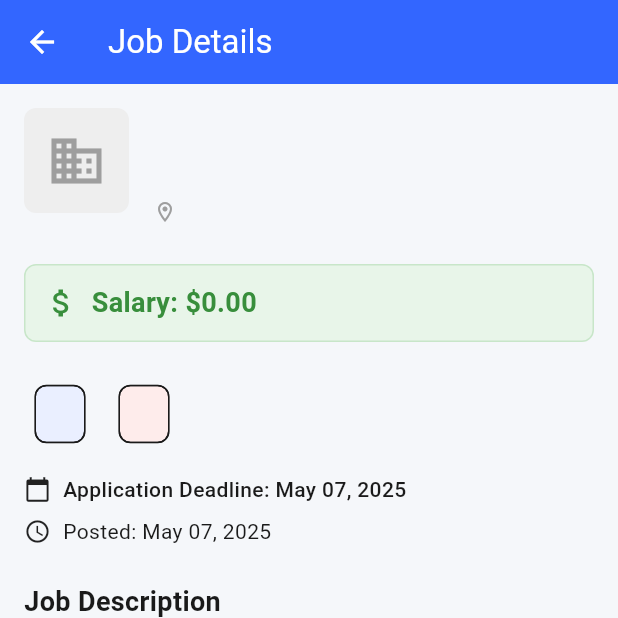
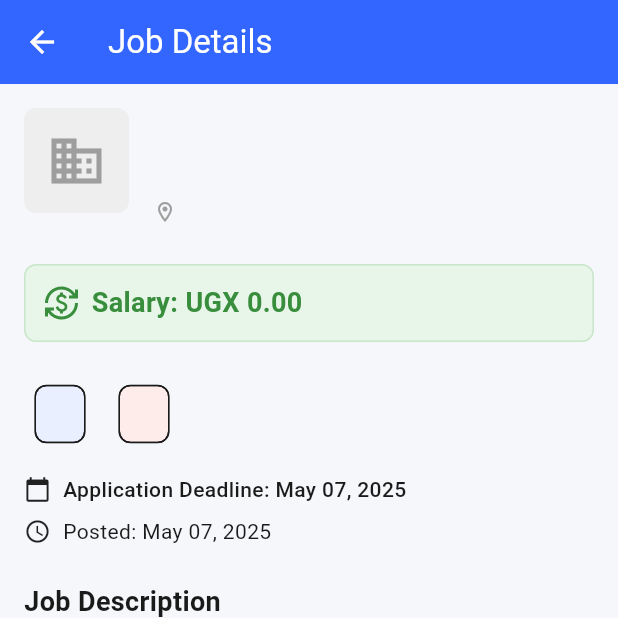
Before and after one commit to emiblezz/tasklink2, a Flutter app: the JobDetailScreen screen opened directly with empty values, on a phone screen of 412 x 824 dp, the top half of it. Run offline on Flutter 3.47's test engine with Material 3 defaults, Android fonts, the phone set to English and light mode, and no system bars; our stand-ins replace app_links, file_picker, flutter_dotenv, flutter_spinkit, shared_preferences, supabase; missing offline and left inert: postgrest; accounts and stored records are empty.

Commit message:
job_posting

```diff
--- a/lib/screens/job_detail_screen.dart
+++ b/lib/screens/job_detail_screen.dart
@@ -142,8 +142,32 @@ class _JobDetailScreenState extends State<JobDetailScreen> {
     }
   }
 
-  @override
-  // In JobDetailScreen
+  // Helper to handle displaying salary with correct currency
+  String _formatSalary(dynamic salary) {
+    if (salary == null) {
+      return 'Not specified';
+    }
+
+    String salaryText = salary.toString();
+
+    // Check if salary already includes a currency code
+    for (String currency in ['UGX', 'USD', 'EUR', 'GBP']) {
+      if (salaryText.startsWith('$currency ')) {
+        // Already formatted with currency
+        return salaryText;
+      }
+    }
+
+    // Default formatting for numeric values (use local currency)
+    try {
+      double amount = double.parse(salaryText);
+      return NumberFormat.currency(symbol: 'UGX ').format(amount);
+    } catch (e) {
+      // If not parsable as number, just return the text
+      return salaryText;
+    }
+  }
+
   @override
   Widget build(BuildContext context) {
     return Scaffold(
@@ -241,7 +265,7 @@ class _JobDetailScreenState extends State<JobDetailScreen> {
             ),
             const SizedBox(height: 24),
 
-            // Salary information
+            // Salary information - UPDATED FOR DIFFERENT CURRENCIES
             if (widget.job.salary != null) ...[
               Container(
                 padding: const EdgeInsets.all(12),
@@ -252,10 +276,10 @@ class _JobDetailScreenState extends State<JobDetailScreen> {
                 ),
                 child: Row(
                   children: [
-                    Icon(Icons.attach_money, color: Colors.green.shade700),
+                    Icon(Icons.currency_exchange, color: Colors.green.shade700),
                     const SizedBox(width: 8),
                     Text(
-                      'Salary: ${NumberFormat.currency(symbol: '\$').format(widget.job.salary)}',
+                      'Salary: ${_formatSalary(widget.job.salary)}',
                       style: TextStyle(
                         fontSize: 18,
                         fontWeight: FontWeight.bold,
@@ -291,6 +315,30 @@ class _JobDetailScreenState extends State<JobDetailScreen> {
               ],
             ),
             const SizedBox(height: 16),
+
+            // Skills - NEW SECTION
+            if (widget.job.skills != null && widget.job.skills!.isNotEmpty) ...[
+              const Text(
+                'Skills Required',
+                style: TextStyle(
+                  fontSize: 18,
+                  fontWeight: FontWeight.bold,
+                ),
+              ),
+              const SizedBox(height: 8),
+              Wrap(
+                spacing: 8,
+                runSpacing: 8,
+                children: widget.job.skills!.map((skill) => Chip(
+                  label: Text(skill),
+                  backgroundColor: Colors.blue.shade50,
+                  labelStyle: TextStyle(
+                    color: Colors.blue.shade700,
+                  ),
+                )).toList(),
+              ),
+              const SizedBox(height: 24),
+            ],
 
             // Deadline
             Row(
```
